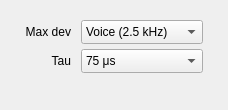
Above: src/qtgui/demod_options.ui from gqrx-sdr/gqrx before the change. Below: the same form after it.
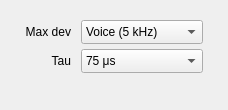
That is the form after the change. The open tabs and pages were chosen to show the change. Icons and pictures are not drawn.

Commit message: Increase default narrow FM devation to 5 kHz

```diff
--- a/src/qtgui/demod_options.ui
+++ b/src/qtgui/demod_options.ui
@@ -100,7 +100,7 @@
             <string>Maximum FM deviation</string>
            </property>
            <property name="currentIndex">
-            <number>0</number>
+            <number>1</number>
            </property>
            <item>
             <property name="text">
```
The commit also changes 2 other files.
